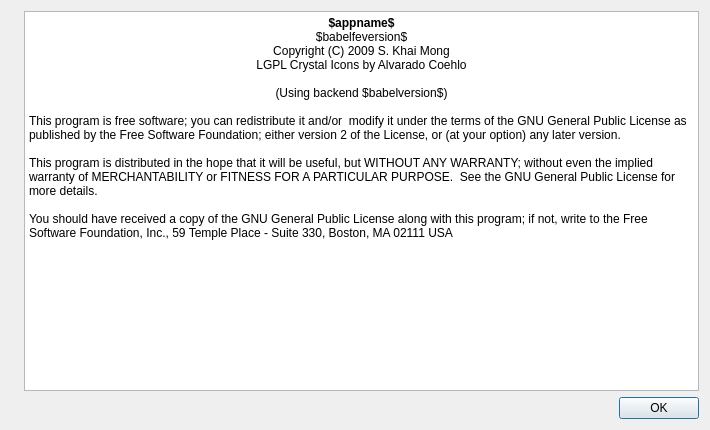
Before: the Qt Designer form gui/aboutui.ui in alexbirkett/GPSBabel, drawn with Qt 5.
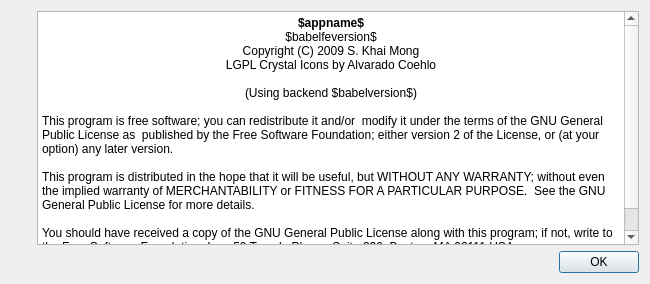
After: the same form once the commit is applied. Icons and pictures are not drawn.

Diff of the .ui file:
```diff
--- a/gui/aboutui.ui
+++ b/gui/aboutui.ui
@@ -6,8 +6,8 @@
    <rect>
     <x>0</x>
     <y>0</y>
-    <width>710</width>
-    <height>430</height>
+    <width>650</width>
+    <height>284</height>
    </rect>
   </property>
   <property name="windowTitle">
@@ -17,7 +17,28 @@
    <item>
     <layout class="QHBoxLayout" name="horizontalLayout">
      <item>
+      <layout class="QGridLayout" name="gridLayout">
+       <item row="0" column="0">
+        <spacer name="verticalSpacer">
+         <property name="orientation">
+          <enum>Qt::Vertical</enum>
+         </property>
+         <property name="sizeHint" stdset="0">
+          <size>
+           <width>20</width>
+           <height>40</height>
+          </size>
+         </property>
+        </spacer>
+       </item>
+       <item row="1" column="0">
       <widget class="QLabel" name="label">
+         <property name="maximumSize">
+          <size>
+           <width>100</width>
+           <height>100</height>
+          </size>
+         </property>
        <property name="text">
         <string/>
        </property>
@@ -25,9 +46,24 @@
         <pixmap resource="app.qrc">:/images/appicon.png</pixmap>
        </property>
        <property name="scaledContents">
-        <bool>false</bool>
-       </property>
-      </widget>
+          <bool>true</bool>
+         </property>
+        </widget>
+       </item>
+       <item row="2" column="0">
+        <spacer name="verticalSpacer_2">
+         <property name="orientation">
+          <enum>Qt::Vertical</enum>
+         </property>
+         <property name="sizeHint" stdset="0">
+          <size>
+           <width>20</width>
+           <height>40</height>
+          </size>
+         </property>
+        </spacer>
+       </item>
+      </layout>
      </item>
      <item>
       <widget class="QTextEdit" name="textEdit">
```
Lines whose indentation alone changed are shown as unchanged.
